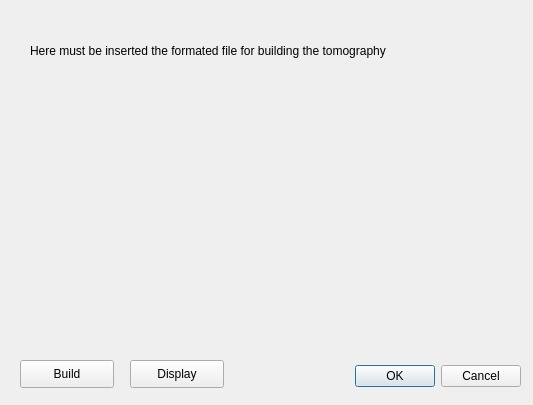
nahuelmol/ves, file tomomanager.ui: the form before one commit.
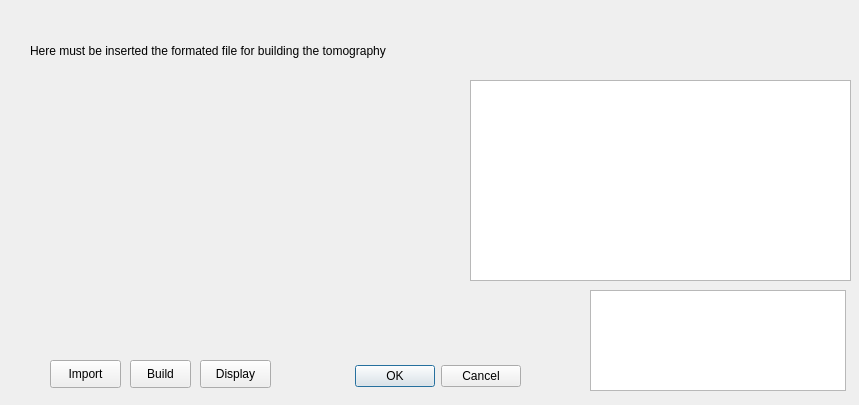
The form after the commit. Custom widgets are drawn as their Qt base class.

The edit to the form file:
```diff
--- a/tomomanager.ui
+++ b/tomomanager.ui
@@ -6,7 +6,7 @@
    <rect>
     <x>0</x>
     <y>0</y>
-    <width>533</width>
+    <width>859</width>
     <height>405</height>
    </rect>
   </property>
@@ -55,9 +55,9 @@
   <widget class="QPushButton" name="buildBtn">
    <property name="geometry">
     <rect>
-     <x>20</x>
+     <x>130</x>
      <y>360</y>
-     <width>94</width>
+     <width>61</width>
      <height>28</height>
     </rect>
    </property>
@@ -68,9 +68,9 @@
   <widget class="QPushButton" name="displayBtn">
    <property name="geometry">
     <rect>
-     <x>130</x>
+     <x>200</x>
      <y>360</y>
-     <width>94</width>
+     <width>71</width>
      <height>28</height>
     </rect>
    </property>
@@ -78,6 +78,39 @@
     <string>Display</string>
    </property>
   </widget>
+  <widget class="QGraphicsView" name="graphicsView">
+   <property name="geometry">
+    <rect>
+     <x>470</x>
+     <y>80</y>
+     <width>381</width>
+     <height>201</height>
+    </rect>
+   </property>
+  </widget>
+  <widget class="QPushButton" name="importBtn">
+   <property name="geometry">
+    <rect>
+     <x>50</x>
+     <y>360</y>
+     <width>71</width>
+     <height>28</height>
+    </rect>
+   </property>
+   <property name="text">
+    <string>Import</string>
+   </property>
+  </widget>
+  <widget class="QTextBrowser" name="monitorText">
+   <property name="geometry">
+    <rect>
+     <x>590</x>
+     <y>290</y>
+     <width>256</width>
+     <height>101</height>
+    </rect>
+   </property>
+  </widget>
  </widget>
  <customwidgets>
   <customwidget>
```
